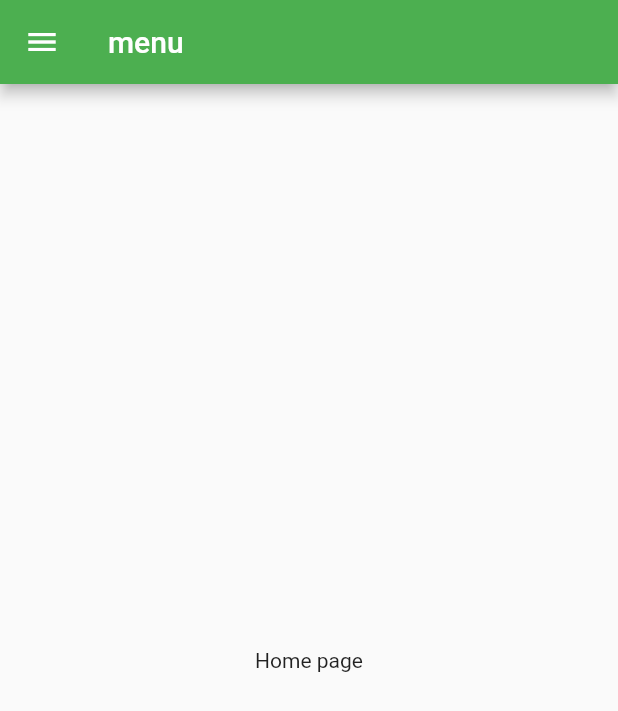
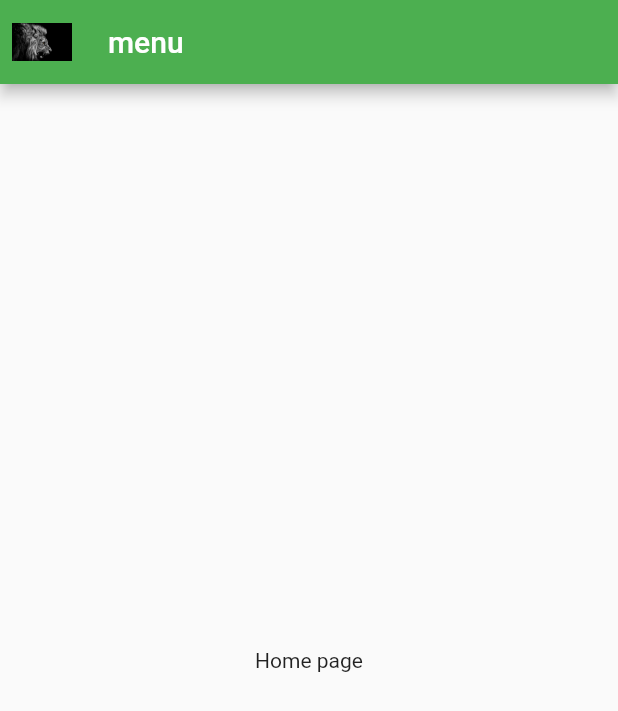
Before and after one commit to Ablayekandji/CodesFlutter, a Flutter app: the screen it shows after launch, on a phone screen of 412 x 824 dp. Shown: the top 711 px of the screen. Run offline on Flutter 3.47's test engine with Material 2 defaults, Android fonts, the phone set to English and light mode, and no system bars.

Commit message:
https://stackoverflow.com/questions/59554348/how-can-i-change-drawer-icon-in-flutter

```diff
--- a/lib/Menudrawer.dart
+++ b/lib/Menudrawer.dart
@@ -13,6 +13,20 @@ class _HomeMenudrawer extends State<Menudrawer> {
   Widget build(BuildContext context) {
     return Scaffold(
       appBar: AppBar(
+        leading: Builder(
+          builder: (BuildContext context) {
+            return IconButton(
+              icon: Image.asset(
+                'assets/images/profile.jpg',
+                fit: BoxFit.contain,
+              ),
+              onPressed: () {
+                Scaffold.of(context).openDrawer();
+              },
+              tooltip: MaterialLocalizations.of(context).openAppDrawerTooltip,
+            );
+          },
+        ),
         backgroundColor: Colors.green,
         title: Text("menu"),
       ),
```
